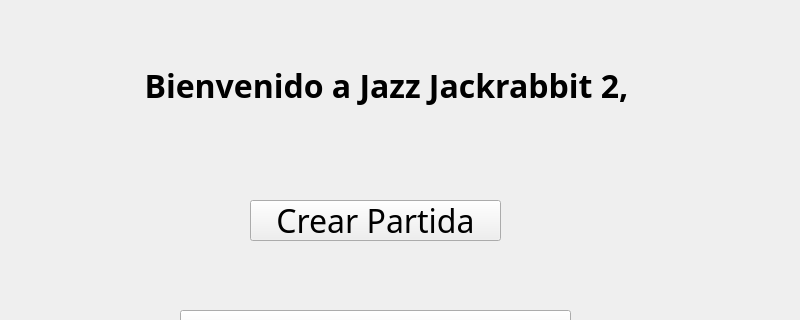
Above: src/Client/Lobby/lobby.ui from franciscoduc4/TP_Jazz_Jackrabbit_2 before the change; both pictures show x 0 to 800 and y 0 to 320 of the 800 by 600 pixel window. Below: the same form after it.
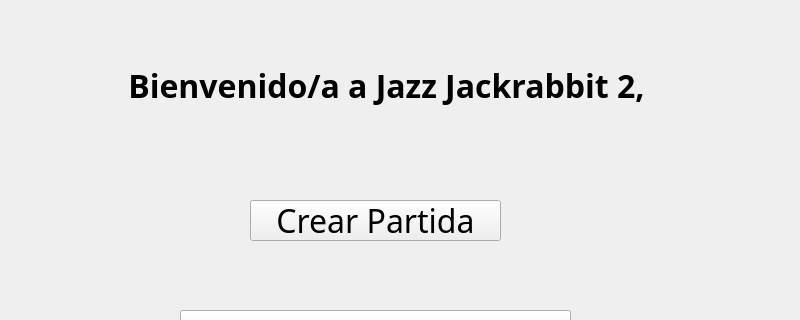
That is the form after the change.

Diff of the .ui file:
```diff
--- a/src/Client/Lobby/lobby.ui
+++ b/src/Client/Lobby/lobby.ui
@@ -31,7 +31,7 @@
      </font>
     </property>
     <property name="text">
-     <string>Bienvenido a Jazz Jackrabbit 2, </string>
+     <string>Bienvenido/a a Jazz Jackrabbit 2, </string>
     </property>
     <property name="alignment">
      <set>Qt::AlignCenter</set>
```
